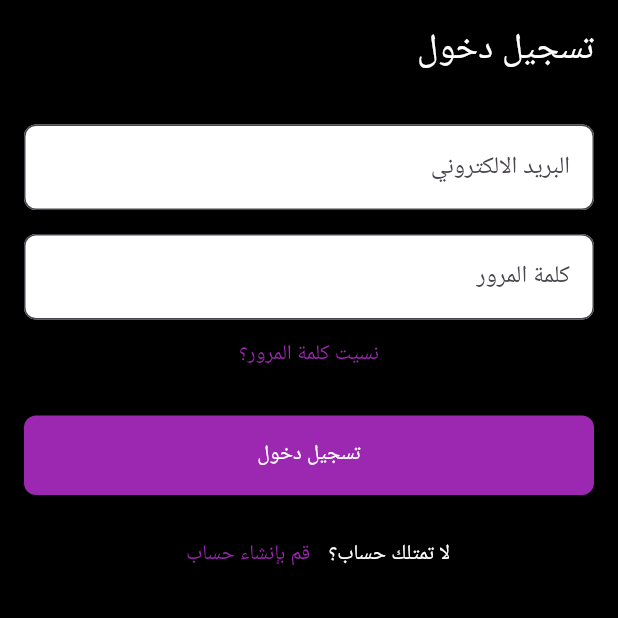
After one commit to ShouqAlqureshi/kawamen, a Flutter app: the LoginView screen opened directly, after a tap on "تسجيل دخول", after a tap on "قم بإنشاء حساب", on a phone screen of 412 x 824 dp, the top half of it. The commit adds this screen. Run offline on Flutter 3.47's test engine with Material 3 defaults, Android fonts, the light colour scheme and no system bars; our stand-ins replace bloc, cloud_firestore, equatable, firebase_auth, flutter_bloc, permission_handler; accounts and stored records are empty.

Commit message:
Log in view

```diff
--- /dev/null
+++ b/lib/features/LogIn/bloc/login_bloc.dart
@@ -0,0 +1,22 @@
+import 'package:flutter_bloc/flutter_bloc.dart';
+import 'login_event.dart';
+import 'login_state.dart';
+
+class LoginBloc extends Bloc<LoginEvent, LoginState> {
+  LoginBloc() : super(LoginInitial()) {
+    on<LoginButtonPressed>((event, emit) async {
+      emit(LoginLoading());
+      try {
+        // Add your authentication logic here
+        await Future.delayed(Duration(seconds: 2)); // Simulated API call
+        emit(LoginSuccess());
+      } catch (error) {
+        emit(LoginFailure(error: error.toString()));
+      }
+    });
+
+    on<ForgotPasswordPressed>((event, emit) {
+      // Handle forgot password logic
+    });
+  }
+}
--- /dev/null
+++ b/lib/features/LogIn/bloc/login_event.dart
@@ -0,0 +1,10 @@
+abstract class LoginEvent {}
+
+class LoginButtonPressed extends LoginEvent {
+  final String email;
+  final String password;
+
+  LoginButtonPressed({required this.email, required this.password});
+}
+
+class ForgotPasswordPressed extends LoginEvent {}
--- /dev/null
+++ b/lib/features/LogIn/bloc/login_state.dart
@@ -0,0 +1,9 @@
+abstract class LoginState {}
+
+class LoginInitial extends LoginState {}
+class LoginLoading extends LoginState {}
+class LoginSuccess extends LoginState {}
+class LoginFailure extends LoginState {
+  final String error;
+  LoginFailure({required this.error});
+}
--- /dev/null
+++ b/lib/features/LogIn/login.dart
@@ -0,0 +1,6 @@
+export 'bloc/login_bloc.dart';
+export 'bloc/login_event.dart';
+export 'bloc/login_state.dart';
+export 'model/login_model.dart';
+export 'view/login_page.dart';
+export 'view/login_view.dart';
--- /dev/null
+++ b/lib/features/LogIn/model/login_model.dart
@@ -0,0 +1,6 @@
+class LoginModel {
+  final String email;
+  final String password;
+
+  LoginModel({required this.email, required this.password});
+}
--- /dev/null
+++ b/lib/features/LogIn/view/login_page.dart
@@ -0,0 +1,16 @@
+import 'package:flutter/material.dart';
+import 'package:flutter_bloc/flutter_bloc.dart';
+import '../bloc/login_bloc.dart';
+import 'login_view.dart';
+
+class LoginPage extends StatelessWidget {
+  const LoginPage({Key? key}) : super(key: key);
+
+  @override
+  Widget build(BuildContext context) {
+    return BlocProvider(
+      create: (context) => LoginBloc(),
+      child: LoginView(),
+    );
+  }
+}
--- /dev/null
+++ b/lib/features/LogIn/view/login_view.dart
@@ -0,0 +1,131 @@
+import 'package:flutter/material.dart';
+import 'package:flutter_bloc/flutter_bloc.dart';
+import '../bloc/login_bloc.dart';
+import '../bloc/login_state.dart';
+import '../bloc/login_event.dart';
+
+class LoginView extends StatelessWidget {
+  LoginView({Key? key}) : super(key: key);
+
+  final _emailController = TextEditingController();
+  final _passwordController = TextEditingController();
+
+  @override
+  Widget build(BuildContext context) {
+    return Scaffold(
+      backgroundColor: Colors.black,
+      body: BlocConsumer<LoginBloc, LoginState>(
+        listener: (context, state) {
+          if (state is LoginSuccess) {
+            // Navigate to home page
+          } else if (state is LoginFailure) {
+            ScaffoldMessenger.of(context).showSnackBar(
+              SnackBar(content: Text(state.error)),
+            );
+          }
+        },
+        builder: (context, state) {
+          return SafeArea(
+            child: Padding(
+              padding: EdgeInsets.all(16.0),
+              child: Column(
+                crossAxisAlignment: CrossAxisAlignment.stretch,
+                children: [
+                  Text(
+                    'تسجيل دخول',
+                    style: TextStyle(
+                      color: Colors.white,
+                      fontSize: 24,
+                    ),
+                    textAlign: TextAlign.right,
+                  ),
+                  SizedBox(height: 32),
+                  TextField(
+                    controller: _emailController,
+                    decoration: InputDecoration(
+                      hintText: 'البريد الالكتروني',
+                      filled: true,
+                      fillColor: Colors.white,
+                      border: OutlineInputBorder(
+                        borderRadius: BorderRadius.circular(8),
+                      ),
+                    ),
+                    textAlign: TextAlign.right,
+                  ),
+                  SizedBox(height: 16),
+                  TextField(
+                    controller: _passwordController,
+                    obscureText: true,
+                    decoration: InputDecoration(
+                      hintText: 'كلمة المرور',
+                      filled: true,
+                      fillColor: Colors.white,
+                      border: OutlineInputBorder(
+                        borderRadius: BorderRadius.circular(8),
+                      ),
+                    ),
+                    textAlign: TextAlign.right,
+                  ),
+                  TextButton(
+                    onPressed: () {
+                      context.read<LoginBloc>().add(ForgotPasswordPressed());
+                    },
+                    child: Text(
+                      'نسيت كلمة المرور؟',
+                      style: TextStyle(color: Colors.purple),
+                    ),
+                  ),
+                  SizedBox(height: 16),
+                  ElevatedButton(
+                    onPressed: state is LoginLoading
+                        ? null
+                        : () {
+                            context.read<LoginBloc>().add(
+                                  LoginButtonPressed(
+                                    email: _emailController.text,
+                                    password: _passwordController.text,
+                                  ),
+                                );
+                          },
+                    style: ElevatedButton.styleFrom(
+                      backgroundColor: Colors.purple,
+                      padding: EdgeInsets.symmetric(vertical: 16),
+                      shape: RoundedRectangleBorder(
+                        borderRadius: BorderRadius.circular(8),
+                      ),
+                    ),
+                    child: state is LoginLoading
+                        ? CircularProgressIndicator(color: Colors.white)
+                        : Text(
+                            'تسجيل دخول',
+                            style: TextStyle(color: Colors.white),
+                          ),
+                  ),
+                  SizedBox(height: 16),
+                  Row(
+                    mainAxisAlignment: MainAxisAlignment.center,
+                    children: [
+                      TextButton(
+                        onPressed: () {
+                          // Navigate to signup page
+                        },
+                        child: Text(
+                          'قم بإنشاء حساب',
+                          style: TextStyle(color: Colors.purple),
+                        ),
+                      ),
+                      Text(
+                        'لا تمتلك حساب؟',
+                        style: TextStyle(color: Colors.white),
+                      ),
+                    ],
+                  ),
+                ],
+              ),
+            ),
+          );
+        },
+      ),
+    );
+  }
+}
--- a/lib/main.dart
+++ b/lib/main.dart
@@ -1,5 +1,6 @@
 import 'package:flutter/material.dart';
 import 'package:kawamen/features/Profile/Screens/view_profile_screen.dart';
+import 'package:kawamen/features/LogIn/view/login_page.dart';
 void main() {
   runApp(const MyApp());
 }
```
